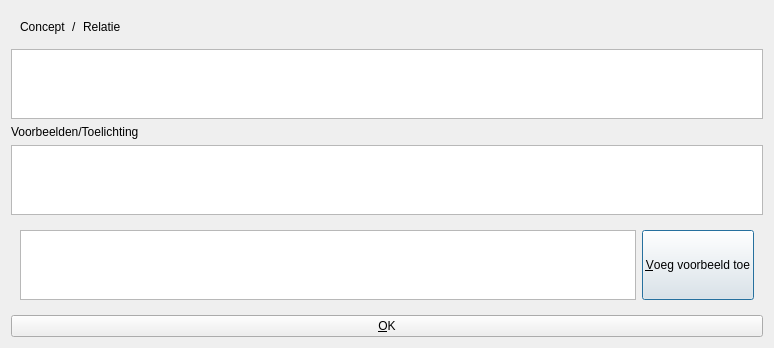
The window that qtconceptmapconcepteditdialog.ui (richelbilderbeek/QtConceptMap) describes before a commit, drawn with Qt 5.
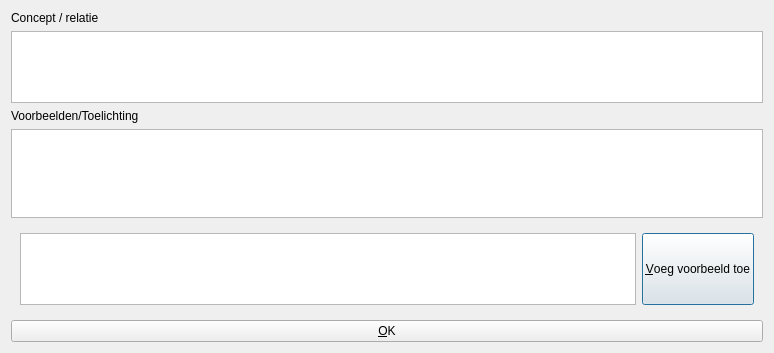
The same window after the commit.

Commit message: Edit concept dialog edits either a (stand-alone) concept (aka QtNode) or a relation (aka QtEdge), fix https://github.com/richelbilderbeek/Brainweaver/issues/195

Patch:
```diff
--- a/qtconceptmapconcepteditdialog.ui
+++ b/qtconceptmapconcepteditdialog.ui
@@ -7,7 +7,7 @@
     <x>0</x>
     <y>0</y>
     <width>774</width>
-    <height>347</height>
+    <height>353</height>
    </rect>
   </property>
   <property name="sizePolicy">
@@ -33,10 +33,7 @@
   </property>
   <layout class="QVBoxLayout" name="verticalLayout">
    <item>
-    <widget class="QWidget" name="widget" native="true">
-     <layout class="QHBoxLayout" name="horizontalLayout_3">
-      <item>
-       <widget class="QLabel" name="label_concept">
+    <widget class="QLabel" name="label_concept_or_relation">
         <property name="sizePolicy">
          <sizepolicy hsizetype="Fixed" vsizetype="Preferred">
           <horstretch>0</horstretch>
@@ -44,34 +41,8 @@
          </sizepolicy>
         </property>
         <property name="text">
-         <string>Concept</string>
-        </property>
-       </widget>
-      </item>
-      <item>
-       <widget class="QLabel" name="label_slash">
-        <property name="sizePolicy">
-         <sizepolicy hsizetype="Fixed" vsizetype="Preferred">
-          <horstretch>0</horstretch>
-          <verstretch>0</verstretch>
-         </sizepolicy>
-        </property>
-        <property name="text">
-         <string>/</string>
-        </property>
-       </widget>
-      </item>
-      <item>
-       <widget class="QLabel" name="label_relation">
-        <property name="toolTip">
-         <string>&lt;html&gt;&lt;head/&gt;&lt;body&gt;&lt;p&gt;Voorbeelden:&lt;/p&gt;&lt;ul style=&quot;margin-top: 0px; margin-bottom: 0px; margin-left: 0px; margin-right: 0px; -qt-list-indent: 1;&quot;&gt;&lt;li style=&quot; margin-top:12px; margin-bottom:0px; margin-left:0px; margin-right:0px; -qt-block-indent:0; text-indent:0px;&quot;&gt;is bevat in &lt;/li&gt;&lt;li style=&quot; margin-top:0px; margin-bottom:0px; margin-left:0px; margin-right:0px; -qt-block-indent:0; text-indent:0px;&quot;&gt;is noodzakelijk voor &lt;/li&gt;&lt;li style=&quot; margin-top:0px; margin-bottom:0px; margin-left:0px; margin-right:0px; -qt-block-indent:0; text-indent:0px;&quot;&gt;is wenselijk voor &lt;/li&gt;&lt;li style=&quot; margin-top:0px; margin-bottom:0px; margin-left:0px; margin-right:0px; -qt-block-indent:0; text-indent:0px;&quot;&gt;is bevorderlijk voor &lt;/li&gt;&lt;li style=&quot; margin-top:0px; margin-bottom:0px; margin-left:0px; margin-right:0px; -qt-block-indent:0; text-indent:0px;&quot;&gt;is een voorwaarde voor &lt;/li&gt;&lt;li style=&quot; margin-top:0px; margin-bottom:0px; margin-left:0px; margin-right:0px; -qt-block-indent:0; text-indent:0px;&quot;&gt;is van invloed op &lt;/li&gt;&lt;li style=&quot; margin-top:0px; margin-bottom:0px; margin-left:0px; margin-right:0px; -qt-block-indent:0; text-indent:0px;&quot;&gt;is (mede) bepalend voor &lt;/li&gt;&lt;li style=&quot; margin-top:0px; margin-bottom:0px; margin-left:0px; margin-right:0px; -qt-block-indent:0; text-indent:0px;&quot;&gt;is een alternatief voor &lt;/li&gt;&lt;li style=&quot; margin-top:0px; margin-bottom:12px; margin-left:0px; margin-right:0px; -qt-block-indent:0; text-indent:0px;&quot;&gt;is afhankelijk van&lt;/li&gt;&lt;/ul&gt;&lt;/body&gt;&lt;/html&gt;</string>
-        </property>
-        <property name="text">
-         <string>Relatie</string>
-        </property>
-       </widget>
-      </item>
-     </layout>
+      <string>Concept / relatie</string>
+     </property>
     </widget>
    </item>
    <item>
```
Lines whose indentation alone changed are shown as unchanged. The commit also changes 3 other files.
